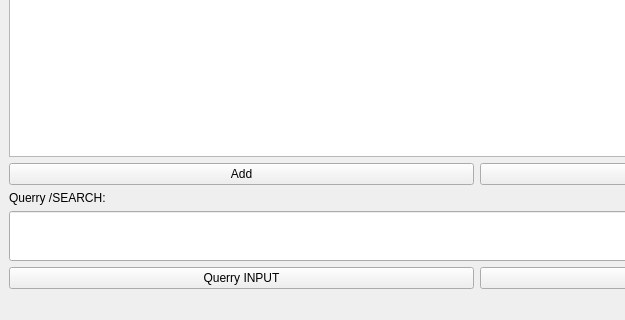
This is mainwindow.ui in vanish194/Leonov_Data_Base_V3 as Qt 5 draws it before an edit; both pictures show x 0 to 625 and y 389 to 709 of the 953 by 709 pixel window. The edited form follows.
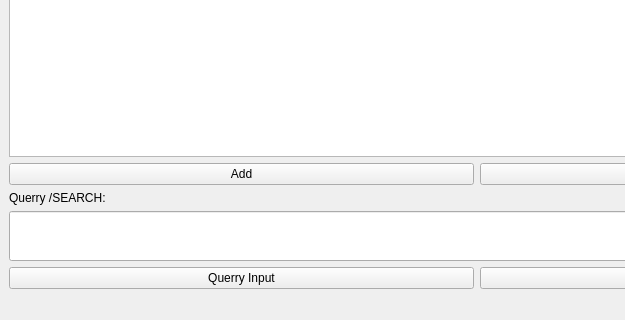
This is the edited form.

What changed in the file:
```diff
--- a/mainwindow.ui
+++ b/mainwindow.ui
@@ -52,7 +52,7 @@
       <item>
        <widget class="QPushButton" name="BtnQuerryINPUT">
         <property name="text">
-         <string>Querry INPUT</string>
+         <string>Querry Input</string>
         </property>
        </widget>
       </item>
```
